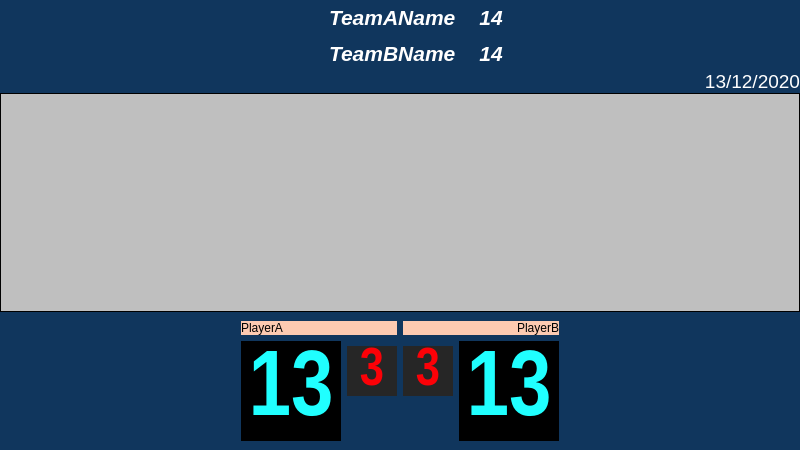
Above: fullmatchresultform.ui from xiaoyuanyangxu/sportroom-qt before the change. Below: the same form after it.
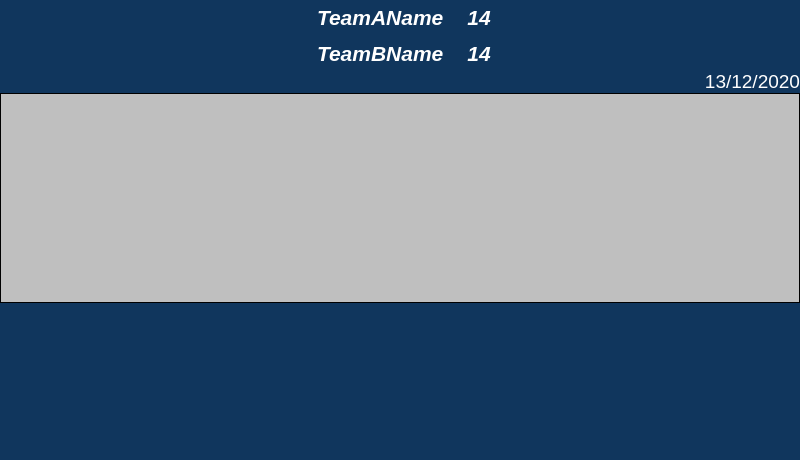
That is the form after the change. Custom widgets are drawn as their Qt base class.

```diff
--- a/fullmatchresultform.ui
+++ b/fullmatchresultform.ui
@@ -7,13 +7,13 @@
     <x>0</x>
     <y>0</y>
     <width>800</width>
-    <height>450</height>
+    <height>460</height>
    </rect>
   </property>
   <property name="minimumSize">
    <size>
     <width>800</width>
-    <height>450</height>
+    <height>460</height>
    </size>
   </property>
   <property name="windowTitle">
@@ -54,22 +54,44 @@
      </property>
      <layout class="QHBoxLayout" name="horizontalLayout_3">
       <property name="leftMargin">
-       <number>0</number>
+       <number>12</number>
       </property>
       <property name="topMargin">
        <number>0</number>
       </property>
       <property name="rightMargin">
-       <number>0</number>
+       <number>12</number>
       </property>
       <property name="bottomMargin">
        <number>0</number>
       </property>
+      <item>
+       <widget class="QPushButton" name="imageTopLeftPushButton">
+        <property name="sizePolicy">
+         <sizepolicy hsizetype="Minimum" vsizetype="Expanding">
+          <horstretch>0</horstretch>
+          <verstretch>0</verstretch>
+         </sizepolicy>
+        </property>
+        <property name="styleSheet">
+         <string notr="true">border: none;</string>
+        </property>
+        <property name="text">
+         <string/>
+        </property>
+        <property name="flat">
+         <bool>true</bool>
+        </property>
+       </widget>
+      </item>
       <item>
        <spacer name="horizontalSpacer">
         <property name="orientation">
          <enum>Qt::Horizontal</enum>
         </property>
+        <property name="sizeType">
+         <enum>QSizePolicy::Preferred</enum>
+        </property>
         <property name="sizeHint" stdset="0">
          <size>
           <width>230</width>
@@ -268,6 +290,9 @@
         <property name="orientation">
          <enum>Qt::Horizontal</enum>
         </property>
+        <property name="sizeType">
+         <enum>QSizePolicy::Preferred</enum>
+        </property>
         <property name="sizeHint" stdset="0">
          <size>
           <width>253</width>
@@ -276,6 +301,25 @@
         </property>
        </spacer>
       </item>
+      <item>
+       <widget class="QPushButton" name="imageTopRightPushButton">
+        <property name="sizePolicy">
+         <sizepolicy hsizetype="Minimum" vsizetype="Expanding">
+          <horstretch>0</horstretch>
+          <verstretch>0</verstretch>
+         </sizepolicy>
+        </property>
+        <property name="styleSheet">
+         <string notr="true">border: none;</string>
+        </property>
+        <property name="text">
+         <string/>
+        </property>
+        <property name="flat">
+         <bool>true</bool>
+        </property>
+       </widget>
+      </item>
      </layout>
     </widget>
    </item>
@@ -299,6 +343,12 @@
    </item>
    <item>
     <widget class="QTableView" name="matchResultTableView">
+     <property name="minimumSize">
+      <size>
+       <width>0</width>
+       <height>210</height>
+      </size>
+     </property>
      <property name="styleSheet">
       <string notr="true">
 background-color: rgb(191, 191, 191);</string>
@@ -318,16 +368,45 @@
     <widget class="QWidget" name="widget_2" native="true">
      <property name="minimumSize">
       <size>
-       <width>0</width>
+       <width>20</width>
        <height>0</height>
       </size>
      </property>
      <layout class="QHBoxLayout" name="horizontalLayout_6">
+      <item>
+       <widget class="QLabel" name="imageBottomLeftLabel">
+        <property name="text">
+         <string/>
+        </property>
+       </widget>
+      </item>
+      <item>
+       <widget class="QPushButton" name="imageBottomLeftPushButton">
+        <property name="sizePolicy">
+         <sizepolicy hsizetype="Minimum" vsizetype="Expanding">
+          <horstretch>0</horstretch>
+          <verstretch>0</verstretch>
+         </sizepolicy>
+        </property>
+        <property name="styleSheet">
+         <string notr="true">border:none;</string>
+        </property>
+        <property name="text">
+         <string/>
+        </property>
+        <property name="flat">
+         <bool>true</bool>
+        </property>
+       </widget>
+      </item>
       <item>
        <spacer name="horizontalSpacer_3">
         <property name="orientation">
          <enum>Qt::Horizontal</enum>
         </property>
+        <property name="sizeType">
+         <enum>QSizePolicy::Preferred</enum>
+        </property>
         <property name="sizeHint" stdset="0">
          <size>
           <width>177</width>
@@ -337,257 +416,23 @@
        </spacer>
       </item>
       <item>
-       <layout class="QVBoxLayout" name="verticalLayout_8">
-        <item>
-         <widget class="QLabel" name="playerANameLabel">
-          <property name="layoutDirection">
-           <enum>Qt::LeftToRight</enum>
-          </property>
-          <property name="styleSheet">
-           <string notr="true">background-color: rgb(253, 202, 177);</string>
-          </property>
-          <property name="text">
-           <string>PlayerA</string>
-          </property>
-          <property name="alignment">
-           <set>Qt::AlignLeading|Qt::AlignLeft|Qt::AlignVCenter</set>
-          </property>
-          <property name="margin">
-           <number>2</number>
-          </property>
-         </widget>
-        </item>
-        <item>
-         <layout class="QHBoxLayout" name="horizontalLayout_4">
-          <item>
-           <layout class="QVBoxLayout" name="verticalLayout_4">
-            <item>
-             <widget class="QLabel" name="playerAPointLabel">
-              <property name="minimumSize">
-               <size>
-                <width>100</width>
-                <height>100</height>
-               </size>
-              </property>
-              <property name="maximumSize">
-               <size>
-                <width>100</width>
-                <height>100</height>
-               </size>
-              </property>
-              <property name="font">
-               <font>
-                <family>Arial Narrow</family>
-                <pointsize>70</pointsize>
-                <weight>75</weight>
-                <bold>true</bold>
-               </font>
-              </property>
-              <property name="styleSheet">
-               <string notr="true">background-color: rgb(0, 0, 0);
-color: rgb(32, 255, 255);</string>
-              </property>
-              <property name="frameShape">
-               <enum>QFrame::NoFrame</enum>
-              </property>
-              <property name="text">
-               <string>13</string>
-              </property>
-              <property name="alignment">
-               <set>Qt::AlignCenter</set>
-              </property>
-             </widget>
-            </item>
-           </layout>
-          </item>
-          <item>
-           <layout class="QVBoxLayout" name="verticalLayout_3">
-            <item>
-             <widget class="QLabel" name="playerAGamePointLabel">
-              <property name="minimumSize">
-               <size>
-                <width>50</width>
-                <height>50</height>
-               </size>
-              </property>
-              <property name="maximumSize">
-               <size>
-                <width>50</width>
-                <height>50</height>
-               </size>
-              </property>
-              <property name="font">
-               <font>
-                <family>Arial Narrow</family>
-                <pointsize>40</pointsize>
-                <weight>75</weight>
-                <bold>true</bold>
-               </font>
-              </property>
-              <property name="styleSheet">
-               <string notr="true">color: rgb(252, 1, 7);
-background-color: rgb(38, 38, 38);</string>
-              </property>
-              <property name="frameShape">
-               <enum>QFrame::NoFrame</enum>
-              </property>
-              <property name="text">
-               <string>3</string>
-              </property>
-              <property name="alignment">
-               <set>Qt::AlignCenter</set>
-              </property>
-             </widget>
-            </item>
-            <item>
-             <spacer name="verticalSpacer">
-              <property name="orientation">
-               <enum>Qt::Vertical</enum>
-              </property>
-              <property name="sizeType">
-               <enum>QSizePolicy::Fixed</enum>
-              </property>
-              <property name="sizeHint" stdset="0">
-               <size>
-                <width>20</width>
-                <height>40</height>
-               </size>
-              </property>
-             </spacer>
-            </item>
-           </layout>
-          </item>
-         </layout>
-        </item>
-       </layout>
-      </item>
-      <item>
-       <layout class="QVBoxLayout" name="verticalLayout_7">
-        <item>
-         <widget class="QLabel" name="playerBNameLabel">
-          <property name="styleSheet">
-           <string notr="true">background-color: rgb(253, 202, 177);</string>
-          </property>
-          <property name="text">
-           <string>PlayerB</string>
-          </property>
-          <property name="alignment">
-           <set>Qt::AlignRight|Qt::AlignTrailing|Qt::AlignVCenter</set>
-          </property>
-          <property name="margin">
-           <number>2</number>
-          </property>
-         </widget>
-        </item>
-        <item>
-         <layout class="QHBoxLayout" name="horizontalLayout_5">
-          <item>
-           <layout class="QVBoxLayout" name="verticalLayout_5">
-            <item>
-             <widget class="QLabel" name="playerBGamePointLabel">
-              <property name="minimumSize">
-               <size>
-                <width>50</width>
-                <height>50</height>
-               </size>
-              </property>
-              <property name="maximumSize">
-               <size>
-                <width>50</width>
-                <height>50</height>
-               </size>
-              </property>
-              <property name="font">
-               <font>
-                <family>Arial Narrow</family>
-                <pointsize>40</pointsize>
-                <weight>75</weight>
-                <bold>true</bold>
-               </font>
-              </property>
-              <property name="styleSheet">
-               <string notr="true">color: rgb(252, 1, 7);
-background-color: rgb(38, 38, 38);</string>
-              </property>
-              <property name="frameShape">
-               <enum>QFrame::NoFrame</enum>
-              </property>
-              <property name="text">
-               <string>3</string>
-              </property>
-              <property name="alignment">
-               <set>Qt::AlignCenter</set>
-              </property>
-             </widget>
-            </item>
-            <item>
-             <spacer name="verticalSpacer_2">
-              <property name="orientation">
-               <enum>Qt::Vertical</enum>
-              </property>
-              <property name="sizeType">
-               <enum>QSizePolicy::Minimum</enum>
-              </property>
-              <property name="sizeHint" stdset="0">
-               <size>
-                <width>20</width>
-                <height>40</height>
-               </size>
-              </property>
-             </spacer>
-            </item>
-           </layout>
-          </item>
-          <item>
-           <layout class="QVBoxLayout" name="verticalLayout_6">
-            <item>
-             <widget class="QLabel" name="playerBPointLabel">
-              <property name="minimumSize">
-               <size>
-                <width>100</width>
-                <height>100</height>
-               </size>
-              </property>
-              <property name="maximumSize">
-               <size>
-                <width>100</width>
-                <height>100</height>
-               </size>
-              </property>
-              <property name="font">
-               <font>
-                <family>Arial Narrow</family>
-                <pointsize>70</pointsize>
-                <weight>75</weight>
-                <bold>true</bold>
-               </font>
-              </property>
-              <property name="styleSheet">
-               <string notr="true">background-color: rgb(0, 0, 0);
-color: rgb(32, 255, 255);</string>
-              </property>
-              <property name="frameShape">
-               <enum>QFrame::NoFrame</enum>
-              </property>
-              <property name="text">
-               <string>13</string>
-              </property>
-              <property name="alignment">
-               <set>Qt::AlignCenter</set>
-              </property>
-             </widget>
-            </item>
-           </layout>
-          </item>
-         </layout>
-        </item>
-       </layout>
+       <widget class="ScoreboardForm" name="scoreboardWidget" native="true">
+        <property name="minimumSize">
+         <size>
+          <width>370</width>
+          <height>132</height>
+         </size>
+        </property>
+       </widget>
       </item>
       <item>
        <spacer name="horizontalSpacer_4">
         <property name="orientation">
          <enum>Qt::Horizontal</enum>
         </property>
+        <property name="sizeType">
+         <enum>QSizePolicy::Preferred</enum>
+        </property>
         <property name="sizeHint" stdset="0">
          <size>
           <width>176</width>
@@ -596,11 +441,38 @@
         </property>
        </spacer>
       </item>
+      <item>
+       <widget class="QPushButton" name="imageBottomRightPushButton">
+        <property name="sizePolicy">
+         <sizepolicy hsizetype="Minimum" vsizetype="MinimumExpanding">
+          <horstretch>0</horstretch>
+          <verstretch>0</verstretch>
+         </sizepolicy>
+        </property>
+        <property name="styleSheet">
+         <string notr="true">border:none;</string>
+        </property>
+        <property name="text">
+         <string/>
+        </property>
+        <property name="flat">
+         <bool>true</bool>
+        </property>
+       </widget>
+      </item>
      </layout>
     </widget>
    </item>
   </layout>
  </widget>
+ <customwidgets>
+  <customwidget>
+   <class>ScoreboardForm</class>
+   <extends>QWidget</extends>
+   <header location="global">scoreboardform.h</header>
+   <container>1</container>
+  </customwidget>
+ </customwidgets>
  <resources/>
  <connections/>
 </ui>
```
